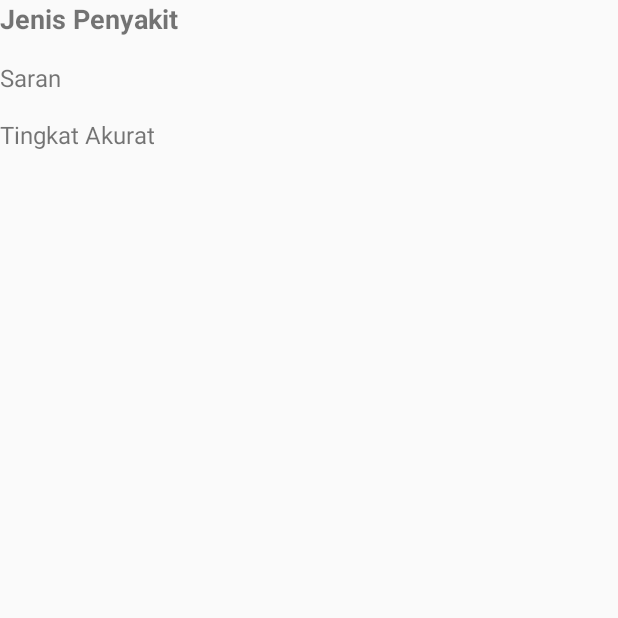
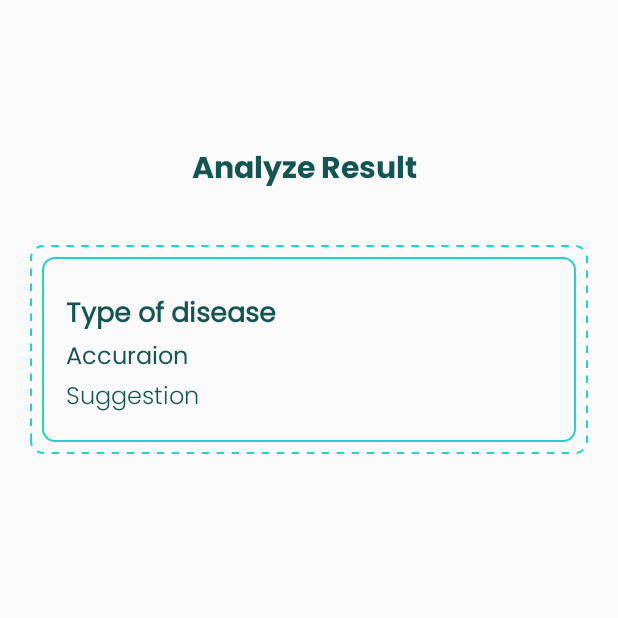
Before and after one commit to hooqii/Dentiva, an Android app: the ResultScanActivity screen opened directly, with no data from a screen before it, on a phone screen of 412 x 824 dp, the top half of it. Run offline under Robolectric (Android 15) with nearby library versions, the phone set to English and light mode, and no system bars.

Commit message:
Customisasi layout for result page

```diff
--- /dev/null
+++ b/app/src/main/res/drawable/rounded_card.xml
@@ -0,0 +1,9 @@
+<?xml version="1.0" encoding="utf-8"?>
+<shape xmlns:android="http://schemas.android.com/apk/res/android">
+    <solid android:color="@android:color/transparent" />
+    <corners android:radius="8dp" />
+    <stroke
+        android:width="1dp"
+        android:color="@color/main"
+        />
+</shape>
--- /dev/null
+++ b/app/src/main/res/drawable/rounded_card_strip.xml
@@ -0,0 +1,10 @@
+<?xml version="1.0" encoding="utf-8"?>
+<shape xmlns:android="http://schemas.android.com/apk/res/android">
+    <solid android:color="@android:color/transparent" />
+    <corners android:radius="8dp" />
+    <stroke
+        android:width="1dp"
+        android:color="@color/main"
+        android:dashWidth="5dp"
+        android:dashGap="5dp" />
+</shape>
--- a/app/src/main/res/layout/activity_result_scan.xml
+++ b/app/src/main/res/layout/activity_result_scan.xml
@@ -1,31 +1,81 @@
 <?xml version="1.0" encoding="utf-8"?>
-<LinearLayout xmlns:android="http://schemas.android.com/apk/res/android"
+<androidx.constraintlayout.widget.ConstraintLayout xmlns:android="http://schemas.android.com/apk/res/android"
+    xmlns:app="http://schemas.android.com/apk/res-auto"
     android:layout_width="match_parent"
     android:layout_height="match_parent"
-    android:orientation="vertical">
+    android:orientation="vertical"
+    android:padding="20dp">
 
     <TextView
-        android:id="@+id/tvJenisPenyakit"
+        android:id="@+id/textView11"
         android:layout_width="wrap_content"
         android:layout_height="wrap_content"
-        android:text="Jenis Penyakit"
-        android:textSize="18sp"
-        android:textStyle="bold" />
+        android:layout_marginTop="76dp"
+        android:fontFamily="@font/poppins_bold"
+        android:text="@string/analyze_result"
+        android:textColor="@color/dark_main"
+        android:textSize="20sp"
+        android:textStyle="bold"
+        app:layout_constraintEnd_toEndOf="parent"
+        app:layout_constraintHorizontal_bias="0.486"
+        app:layout_constraintStart_toStartOf="parent"
+        app:layout_constraintTop_toTopOf="parent" />
 
-    <TextView
-        android:id="@+id/tvSaran"
-        android:layout_width="wrap_content"
+    <androidx.constraintlayout.widget.ConstraintLayout
+        android:layout_width="match_parent"
         android:layout_height="wrap_content"
-        android:layout_marginTop="16dp"
-        android:text="Saran"
-        android:textSize="16sp" />
+        android:layout_marginTop="32dp"
+        android:background="@drawable/rounded_card_strip"
+        android:padding="8dp"
+        app:layout_constraintEnd_toEndOf="parent"
+        app:layout_constraintStart_toStartOf="parent"
+        app:layout_constraintTop_toBottomOf="@+id/textView11">
 
-    <TextView
-        android:id="@+id/tvTingkatAkurat"
-        android:layout_width="wrap_content"
-        android:layout_height="wrap_content"
-        android:layout_marginTop="16dp"
-        android:text="Tingkat Akurat"
-        android:textSize="16sp" />
+        <androidx.constraintlayout.widget.ConstraintLayout
+            android:layout_width="match_parent"
+            android:layout_height="match_parent"
+            android:background="@drawable/rounded_card"
+            android:padding="16dp"
+            app:layout_constraintBottom_toBottomOf="parent"
+            app:layout_constraintEnd_toEndOf="parent"
+            app:layout_constraintStart_toStartOf="parent"
+            app:layout_constraintTop_toTopOf="parent">
 
-</LinearLayout>
+            <TextView
+                android:id="@+id/tvJenisPenyakit"
+                android:layout_width="wrap_content"
+                android:layout_height="wrap_content"
+                android:layout_marginTop="8dp"
+                android:fontFamily="@font/poppins_regular"
+                android:textColor="@color/dark_main"
+                android:text="@string/type_of_disease"
+                android:textSize="18sp"
+                android:textStyle="bold"
+                app:layout_constraintStart_toStartOf="parent"
+                app:layout_constraintTop_toTopOf="parent" />
+
+            <TextView
+                android:id="@+id/tvTingkatAkurat"
+                android:layout_width="wrap_content"
+                android:layout_height="wrap_content"
+                android:text="@string/accuracy"
+                android:fontFamily="@font/poppins_regular"
+                android:textColor="@color/dark_main"
+                android:textSize="16sp"
+                app:layout_constraintStart_toStartOf="parent"
+                app:layout_constraintTop_toBottomOf="@+id/tvJenisPenyakit" />
+
+            <TextView
+                android:id="@+id/tvSaran"
+                android:layout_width="wrap_content"
+                android:layout_height="wrap_content"
+                android:text="@string/suggestion"
+                android:fontFamily="@font/poppins_light"
+                android:textColor="@color/dark_main"
+                android:textSize="16sp"
+                app:layout_constraintStart_toStartOf="parent"
+                app:layout_constraintTop_toBottomOf="@+id/tvTingkatAkurat" />
+
+        </androidx.constraintlayout.widget.ConstraintLayout>
+    </androidx.constraintlayout.widget.ConstraintLayout>
+</androidx.constraintlayout.widget.ConstraintLayout>
--- a/app/src/main/res/values/strings.xml
+++ b/app/src/main/res/values/strings.xml
@@ -78,4 +78,9 @@
     <string name="icon_refresh">Icon Refresh</string>
     <string name="confirm_to_upload">Confirm to upload</string>
     <string name="selected_image">Selected Image</string>
+    <string name="analyze_result">Analyze Result</string>
+    <string name="jenis_penyakit">Jenis Penyakit</string>
+    <string name="suggestion">Suggestion</string>
+    <string name="accuracy">Accuraion</string>
+    <string name="type_of_disease">Type of disease</string>
 </resources>
```
